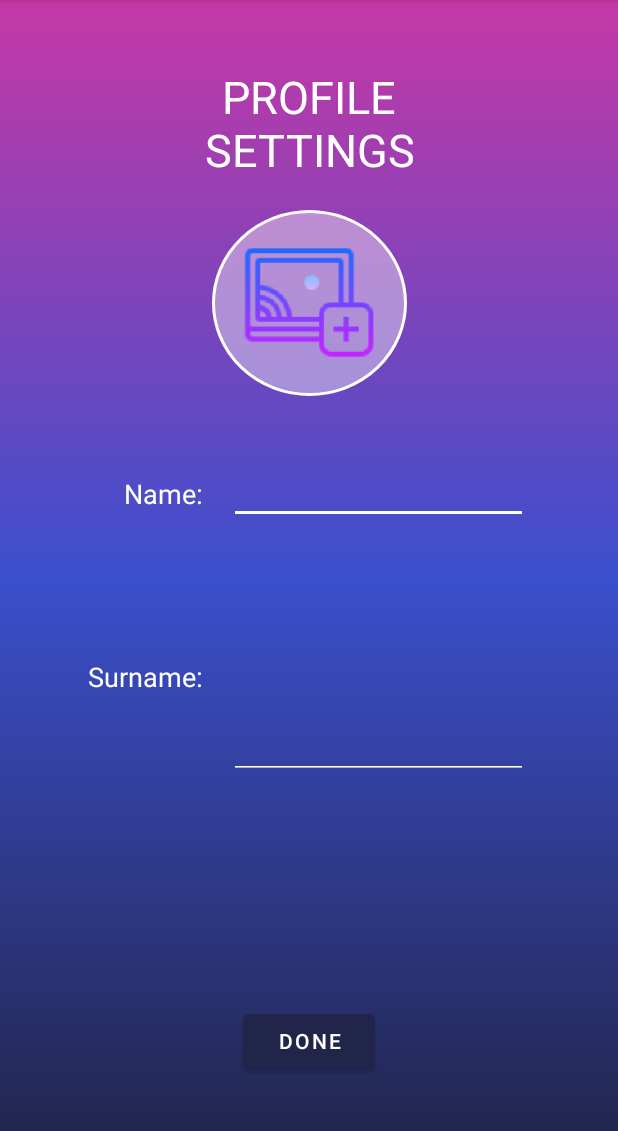
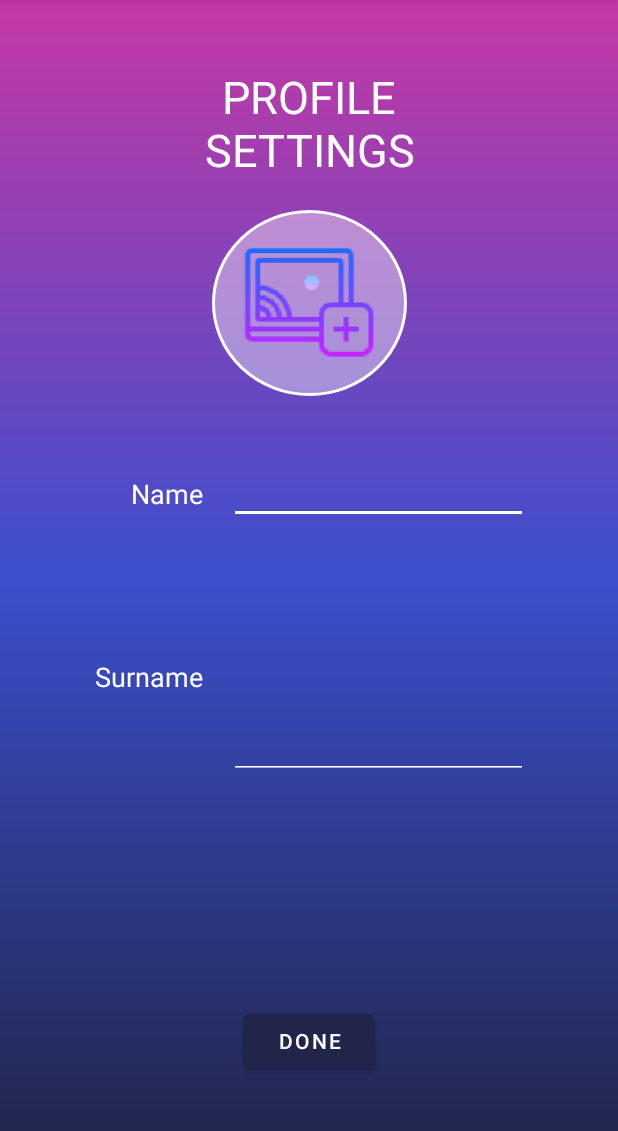
Before and after one commit to crncck/Habitia, an Android app: the SettingsActivity screen opened directly, with no data from a screen before it, on a phone screen of 412 x 824 dp, the part 84-1215 px from its top. Run offline under Robolectric (Android 15) with nearby library versions, the phone set to English and light mode, and no system bars; our stand-ins replace Firebase (no records; nobody signed in at launch, a user with empty details on screens opened directly), Picasso; libraries missing offline, so code that uses them is left out: com.github.siyamed.shapeimageview; plain views replace CircularImageView.

Commit message:
All texts are added to strings.xml file

```diff
--- a/app/src/main/java/com/example/habitapp/AddHabitActivity.java
+++ b/app/src/main/java/com/example/habitapp/AddHabitActivity.java
@@ -95,9 +95,9 @@ public class AddHabitActivity extends AppCompatActivity {
 
     private void initList() {
         mTypeList = new ArrayList<>();
+        mTypeList.add(new TypeItem("count", R.mipmap.count_icon_foreground));
+        mTypeList.add(new TypeItem("steps", R.mipmap.steps_icon_foreground));
         mTypeList.add(new TypeItem("m", R.mipmap.meter_icon_foreground));
-        mTypeList.add(new TypeItem("steps", R.mipmap.steps_icon_foreground));
-        mTypeList.add(new TypeItem("count", R.mipmap.count_icon_foreground));
         mTypeList.add(new TypeItem("sec", R.mipmap.second_icon_foreground));
         mTypeList.add(new TypeItem("min", R.mipmap.minute_icon_foreground));
         mTypeList.add(new TypeItem("hr", R.mipmap.hour_icon_foreground));
--- a/app/src/main/res/layout-land/activity_add_habit.xml
+++ b/app/src/main/res/layout-land/activity_add_habit.xml
@@ -14,7 +14,7 @@
         android:layout_height="wrap_content"
         android:layout_marginBottom="16dp"
         android:onClick="addHabit"
-        android:text="Add"
+        android:text="@string/add"
         app:layout_constraintBottom_toBottomOf="parent"
         app:layout_constraintEnd_toEndOf="parent"
         app:layout_constraintHorizontal_bias="0.499"
@@ -86,7 +86,7 @@
         android:layout_width="241dp"
         android:layout_height="72dp"
         android:gravity="center"
-        android:text="ADD HABIT"
+        android:text="@string/add_habit"
         android:textAlignment="center"
         android:textColor="@color/white"
         android:textSize="30sp"
--- a/app/src/main/res/layout-land/activity_details.xml
+++ b/app/src/main/res/layout-land/activity_details.xml
@@ -23,7 +23,7 @@
         android:layout_marginBottom="16dp"
         android:background="@color/background_color"
         android:shadowColor="@color/purple_500"
-        android:text="Done"
+        android:text="@string/done"
         android:textColor="#99949A"
         android:textSize="24sp"
         app:layout_constraintBottom_toBottomOf="parent"
--- a/app/src/main/res/layout-land/activity_foto_gallery.xml
+++ b/app/src/main/res/layout-land/activity_foto_gallery.xml
@@ -32,7 +32,7 @@
         android:layout_height="67dp"
         android:layout_marginTop="30dp"
         android:layout_marginBottom="30dp"
-        android:text="GALLERY"
+        android:text="@string/gallery"
         android:textAlignment="center"
         android:textColor="@color/white"
         android:textSize="36sp"
--- a/app/src/main/res/layout-land/activity_habits.xml
+++ b/app/src/main/res/layout-land/activity_habits.xml
@@ -35,7 +35,7 @@
         android:layout_marginStart="30dp"
         android:layout_marginTop="30dp"
         android:layout_marginBottom="5dp"
-        android:text="HABITS"
+        android:text="@string/habits"
         android:textAlignment="center"
         android:textColor="@color/white"
         android:textSize="36sp"
--- a/app/src/main/res/layout-land/activity_settings.xml
+++ b/app/src/main/res/layout-land/activity_settings.xml
@@ -14,7 +14,7 @@
         android:layout_height="wrap_content"
         android:layout_marginBottom="16dp"
         android:onClick="doneButton"
-        android:text="DONE"
+        android:text="@string/done"
         app:layout_constraintBottom_toBottomOf="parent"
         app:layout_constraintEnd_toEndOf="parent"
         app:layout_constraintHorizontal_bias="0.499"
@@ -53,7 +53,7 @@
         android:id="@+id/settingsText"
         android:layout_width="396dp"
         android:layout_height="42dp"
-        android:text="PROFILE SETTINGS"
+        android:text="@string/settings"
         android:textAlignment="center"
         android:textColor="@color/white"
         android:textSize="30sp"
@@ -67,7 +67,7 @@
         android:layout_height="26dp"
         android:layout_marginStart="104dp"
         android:layout_marginTop="84dp"
-        android:text="Name:"
+        android:text="@string/name"
         android:textAlignment="textEnd"
         android:textColor="@color/white"
         android:textSize="18sp"
@@ -79,7 +79,8 @@
         android:layout_width="88dp"
         android:layout_height="25dp"
         android:layout_marginStart="148dp"
-        android:text="Surname:"
+        android:layout_marginBottom="60dp"
+        android:text="@string/Surname"
         android:textAlignment="textEnd"
         android:textColor="@color/white"
         android:textSize="18sp"
--- a/app/src/main/res/layout/activity_add_habit.xml
+++ b/app/src/main/res/layout/activity_add_habit.xml
@@ -70,9 +70,9 @@
             android:layout_width="wrap_content"
             android:layout_height="wrap_content"
             android:layout_gravity="center"
+            android:layout_marginTop="25dp"
             android:onClick="addHabit"
-            android:layout_marginTop="25dp"
-            android:text="Add" />
+            android:text="@string/add" />
     </LinearLayout>
 
     <TextView
@@ -81,7 +81,7 @@
         android:layout_height="72dp"
         android:layout_marginTop="24dp"
         android:gravity="center"
-        android:text="ADD HABIT"
+        android:text="@string/add_habit"
         android:textAlignment="center"
         android:textColor="@color/white"
         android:textSize="30sp"
--- a/app/src/main/res/layout/activity_details.xml
+++ b/app/src/main/res/layout/activity_details.xml
@@ -46,7 +46,7 @@
         android:layout_marginTop="36dp"
         android:background="@color/background_color"
         android:shadowColor="@color/purple_500"
-        android:text="Done"
+        android:text="@string/done"
         android:textColor="#99949A"
         android:textSize="24sp"
         app:layout_constraintEnd_toEndOf="@+id/habitDescription"
--- a/app/src/main/res/layout/activity_foto_gallery.xml
+++ b/app/src/main/res/layout/activity_foto_gallery.xml
@@ -31,7 +31,7 @@
         android:layout_height="67dp"
         android:layout_marginTop="30dp"
         android:layout_marginBottom="30dp"
-        android:text="GALLERY"
+        android:text="@string/gallery"
         android:textAlignment="center"
         android:textColor="@color/white"
         android:textSize="36sp"
--- a/app/src/main/res/layout/activity_habits.xml
+++ b/app/src/main/res/layout/activity_habits.xml
@@ -35,7 +35,7 @@
         android:layout_marginStart="15dp"
         android:layout_marginTop="30dp"
         android:layout_marginBottom="40dp"
-        android:text="HABITS"
+        android:text="@string/habits"
         android:textAlignment="center"
         android:textColor="@color/white"
         android:textSize="36sp"
--- a/app/src/main/res/layout/activity_settings.xml
+++ b/app/src/main/res/layout/activity_settings.xml
@@ -12,7 +12,7 @@
         android:layout_width="178dp"
         android:layout_height="0dp"
         android:layout_marginTop="44dp"
-        android:text="PROFILE SETTINGS"
+        android:text="@string/settings"
         android:textAlignment="center"
         android:textColor="@color/white"
         android:textSize="30sp"
@@ -26,7 +26,7 @@
         android:layout_height="26dp"
         android:layout_marginStart="30dp"
         android:layout_marginTop="5dp"
-        android:text="Name:"
+        android:text="@string/name"
         android:textAlignment="textEnd"
         android:textColor="@color/white"
         android:textSize="18sp"
@@ -41,7 +41,7 @@
         android:layout_height="25dp"
         android:layout_marginStart="30dp"
         android:layout_marginTop="40dp"
-        android:text="Surname:"
+        android:text="@string/Surname"
         android:textAlignment="textEnd"
         android:textColor="@color/white"
         android:textSize="18sp"
@@ -73,7 +73,7 @@
         android:layout_height="wrap_content"
         android:layout_marginBottom="50dp"
         android:onClick="doneButton"
-        android:text="DONE"
+        android:text="@string/done"
         app:layout_constraintBottom_toBottomOf="parent"
         app:layout_constraintEnd_toEndOf="parent"
         app:layout_constraintStart_toStartOf="parent" />
--- a/app/src/main/res/values/strings.xml
+++ b/app/src/main/res/values/strings.xml
@@ -1,3 +1,17 @@
-<resources>
+<resources xmlns:tools="http://schemas.android.com/tools">
     <string name="app_name">HABITIA</string>
+    <string name="add_habit">ADD HABIT</string>
+    <string name="add">ADD</string>
+    <string name="done">Done</string>
+    <string name="gallery">GALLERY</string>
+    <string name="habits">HABITS</string>
+    <string name="login">Login</string>
+    <string name="login_text1" tools:ignore="StringEscaping">Don't have an account?</string>
+    <string name="sign_up">Sign Up</string>
+    <string name="sign_in">Sign In</string>
+    <string name="settings">PROFILE SETTINGS</string>
+    <string name="name">Name</string>
+    <string name="Surname">Surname</string>
+    <string name="privacy">By creating an account, you agree to the<br/>Terms and Use and Privacy Policy</string>
+    <string name="sign_up1">Already have an account?</string>
 </resources>
```
Also changed, not shown: app/src/main/res/layout-land/activity_login.xml (+4 -4 lines), app/src/main/res/layout-land/activity_sign_up.xml (+5 -5 lines), app/src/main/res/layout/activity_login.xml (+4 -4 lines), app/src/main/res/layout/activity_sign_up.xml (+4 -5 lines), app/src/main/res/layout/type_spinner_row.xml (+7 -5 lines).
